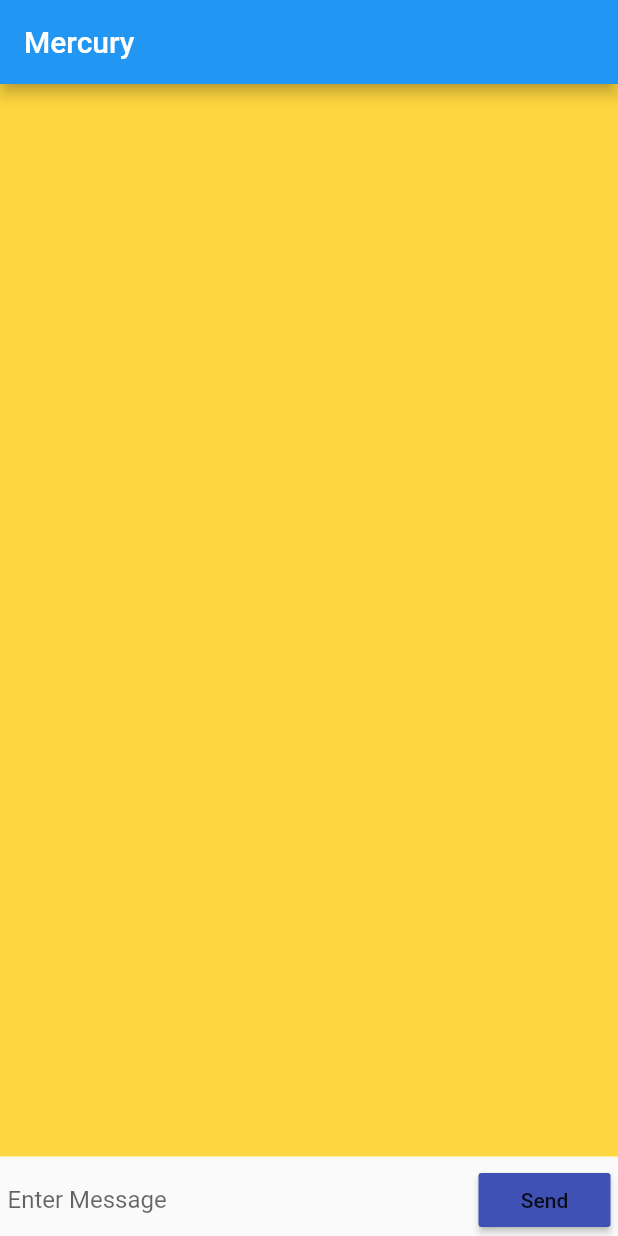
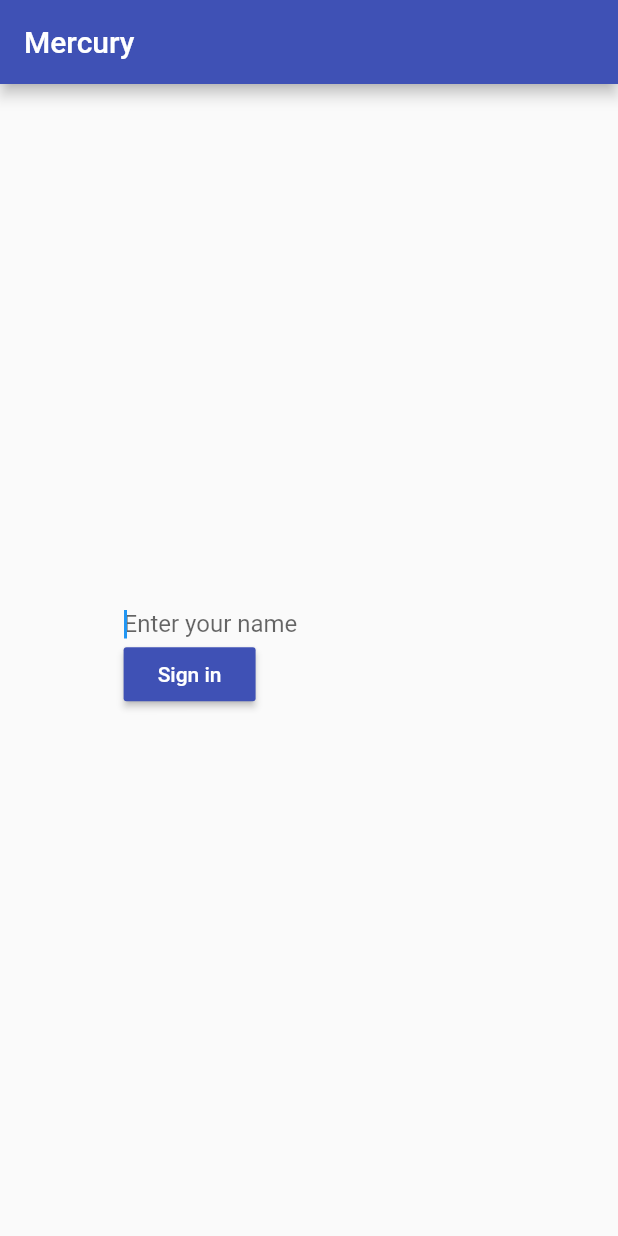
Before and after one commit to FelipeMinerva/G4-Top-Secret-Chat-App, a Flutter app: the screen it shows after launch, on a phone screen of 412 x 824 dp. Run offline on Flutter 3.47's test engine with Material 2 defaults, Android fonts, the phone set to English and light mode, and no system bars; accounts and stored records are empty.

Commit message:
Protótipo da tela de login e repaginada da tela de chat

```diff
--- a/front-end/mercury/lib/chat/chat_history.dart
+++ /dev/null
@@ -1,36 +0,0 @@
-import 'package:flutter/material.dart';
-
-import './chat_message.dart';
-import '../models/message.dart';
-
-class ChatHistory extends StatelessWidget {
-  final List<Message> _messages;
-
-  ChatHistory(this._messages);
-
-  @override
-  Widget build(BuildContext context) {
-    return Container(
-      // width: double.infinity,
-      // height: 200,
-      color: Colors.amberAccent,
-      alignment: Alignment.topLeft,
-      padding: EdgeInsets.all(10),
-      child: Column(
-        children: <Widget>[
-          Expanded(
-            child: Scrollbar(
-              child: ListView(
-                reverse: true,
-                scrollDirection: Axis.vertical,
-                children: <Widget>[
-                  ..._messages.map((e) => (ChatMessage(e))).toList(),
-                ],
-              ),
-            ),
-          ),
-        ],
-      ),
-    );
-  }
-}
--- a/front-end/mercury/lib/chat/chat_input.dart
+++ /dev/null
@@ -1,78 +0,0 @@
-import 'package:flutter/material.dart';
-
-import '../models/message.dart';
-import '../models/user.dart';
-
-class ChatInput extends StatefulWidget {
-  final Function _send;
-  final FocusNode _focusNode;
-
-  ChatInput(this._send, this._focusNode);
-
-  @override
-  _ChatInputState createState() => _ChatInputState(_send, _focusNode);
-}
-
-class _ChatInputState extends State<ChatInput> {
-  final Function _send;
-  final FocusNode _focusNode;
-  final inputController = TextEditingController();
-  bool _isSendButtonDisabled;
-
-  _ChatInputState(this._send, this._focusNode);
-
-  @override
-  void dispose() {
-    // Clean up the controller when the widget is disposed.
-    inputController.dispose();
-    super.dispose();
-  }
-
-  @override
-  void initState() {
-    _isSendButtonDisabled = true;
-    super.initState();
-  }
-
-  void _checkSendButtonDisability(String inputText) {
-    setState(() {
-      inputText.length > 0
-          ? _isSendButtonDisabled = false
-          : _isSendButtonDisabled = true;
-    });
-  }
-
-  @override
-  Widget build(BuildContext context) {
-    return Container(
-      padding: const EdgeInsets.fromLTRB(5, 5, 5, 0),
-      child: Row(
-        children: <Widget>[
-          Expanded(
-            child: TextField(
-              focusNode: _focusNode,
-              textCapitalization: TextCapitalization.sentences,
-              onSubmitted: (z) => _send(Message(User('Felipinho'), z)),
-              controller: inputController,
-              decoration: InputDecoration(
-                border: InputBorder.none,
-                hintText: 'Enter Message',
-              ),
-              onChanged: (z) => _checkSendButtonDisability(z),
-              onTap: () => _focusNode.requestFocus(),
-              showCursor: true,
-            ),
-          ),
-          RaisedButton(
-            onPressed: () => (_isSendButtonDisabled
-                ? null
-                : _send(Message(User('Felipinho'), inputController.text))),
-            child: Text('Send'),
-            color: Colors.indigo,
-            disabledColor: Colors.grey,
-          ),
-        ],
-      ),
-    );
-  }
-}
--- a/front-end/mercury/lib/chat/chat_message.dart
+++ /dev/null
@@ -1,24 +0,0 @@
-import 'package:flutter/material.dart';
-import 'package:mercury/models/message.dart';
-
-class ChatMessage extends StatelessWidget {
-  final Message _message;
-
-  ChatMessage(this._message);
-
-  @override
-  Widget build(BuildContext context) {
-    return Container(
-      child: Row(
-        children: <Widget>[
-          Column(
-            children: <Widget>[
-              Text(_message.sender.name),
-              Text(_message.text),
-            ],
-          )
-        ],
-      ),
-    );
-  }
-}
--- a/front-end/mercury/lib/main.dart
+++ b/front-end/mercury/lib/main.dart
@@ -1,27 +1,36 @@
 import 'package:flutter/material.dart';
+import 'package:mercury/widgets/login/login.dart';
 
-import './chat/chat.dart';
+import './widgets/chat/chat.dart';
+import 'models/user.dart';
 
 void main() => runApp(Mercury());
 
 class Mercury extends StatefulWidget {
   @override
   State<StatefulWidget> createState() {
-    // TODO: implement createState
     return _MercuryState();
   }
 }
 
 class _MercuryState extends State<Mercury> {
+  User _activeUser;
+
+  void _login(String userName) {
+    setState(() {
+      _activeUser = User(userName);
+    });
+  }
+
   @override
   Widget build(BuildContext context) {
-    // TODO: implement build
     return MaterialApp(
       home: Scaffold(
         appBar: AppBar(
-          title: Text("Mercury"),
+          title: Text(_activeUser != null ? _activeUser.name :"Mercury"),
+          backgroundColor: Colors.indigo,
         ),
-        body: Chat(),
+        body: _activeUser == null ? Login(_login) : Chat(),
       ),
     );
   }
--- a/front-end/mercury/lib/models/message.dart
+++ b/front-end/mercury/lib/models/message.dart
@@ -8,5 +8,7 @@ class Message {
   DateTime timestamp;
   MessageStatus status;
 
-  Message(this.sender, this.text);
+  Message(this.sender, this.text){
+    this.timestamp = DateTime.now();
+  }
 }
--- a/front-end/mercury/lib/chat/chat.dart
+++ b/front-end/mercury/lib/widgets/chat/chat.dart
@@ -1,8 +1,8 @@
 import 'package:flutter/material.dart';
-import 'package:mercury/chat/chat_input.dart';
+import 'package:mercury/widgets/chat/chat_input.dart';
 
-import 'chat_history.dart';
-import '../models/message.dart';
+import 'chat_panel.dart';
+import '../../models/message.dart';
 
 class Chat extends StatefulWidget {
   @override
@@ -39,10 +39,10 @@ class _ChatState extends State<Chat> {
       child: Scaffold(
         body: Column(
           children: <Widget>[
-            Expanded(child: ChatHistory(_messages)),
+            Expanded(child: ChatPanel(_messages)),
+            ChatInput(_addNewMessage, _focusNode),
           ],
         ),
-        bottomSheet: ChatInput(_addNewMessage, _focusNode),
       ),
     );
   }
--- /dev/null
+++ b/front-end/mercury/lib/widgets/login/login.dart
@@ -0,0 +1,52 @@
+import 'package:flutter/material.dart';
+
+class Login extends StatelessWidget {
+  Function _login;
+  final loginController = TextEditingController();
+
+  Login(this._login);
+
+  @override
+  Widget build(BuildContext context) {
+    return Container(
+      child: Center(
+        child: ConstrainedBox(
+          constraints: BoxConstraints(
+            maxWidth: MediaQuery.of(context).size.width * .6,
+          ),
+          child: Column(
+            mainAxisAlignment: MainAxisAlignment.center,
+            crossAxisAlignment: CrossAxisAlignment.start,
+            children: <Widget>[
+              TextField(
+                controller: loginController,
+                decoration: InputDecoration.collapsed(
+                  border: InputBorder.none,
+                  hintText: 'Enter your name',
+                ),
+                autofocus: true,
+                onSubmitted: (text) => _login(text),
+              ),
+              RaisedButton(
+                child: Text('Sign in'),
+                onPressed: () => _login(loginController.text),
+                color: Colors.indigo,
+                textColor: Colors.white,
+              ),
+              // Material(
+              //   child: Container(
+              //     margin: EdgeInsets.symmetric(horizontal: 1.0),
+              //     child: IconButton(
+              //       icon: Icon(Icons.arrow_forward),
+              //       onPressed: null,
+              //       color: Colors.indigo,
+              //     ),
+              //   ),
+              // )
+            ],
+          ),
+        ),
+      ),
+    );
+  }
+}
--- a/front-end/mercury/pubspec.yaml
+++ b/front-end/mercury/pubspec.yaml
@@ -23,6 +23,7 @@ environment:
 dependencies:
   flutter:
     sdk: flutter
+  intl: ^0.16.1
 
 
   # The following adds the Cupertino Icons font to your application.
```
Also changed, not shown: front-end/mercury/lib/widgets/chat/chat_input.dart (added, +178 -0 lines), front-end/mercury/lib/widgets/chat/chat_message.dart (added, +40 -0 lines), front-end/mercury/lib/widgets/chat/chat_panel.dart (added, +42 -0 lines), 1 other file.
